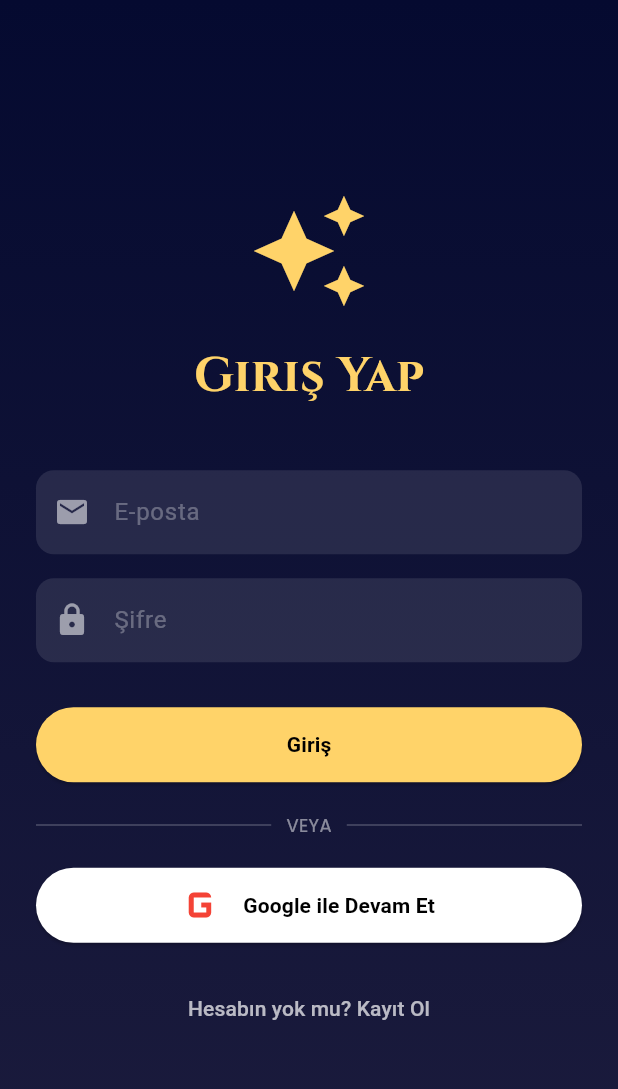
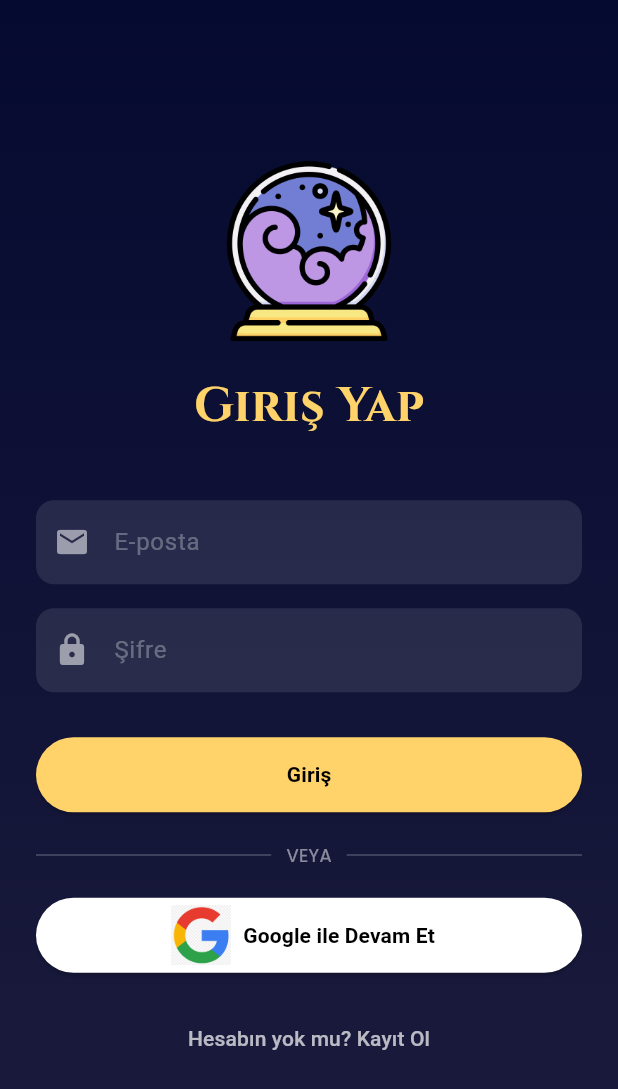
Before and after one commit to ibrahimbinbuga/dream_app, a Flutter app: the screen it shows after launch, on a phone screen of 412 x 824 dp. Shown: the top 1089 px of the screen. Run offline on Flutter 3.47's test engine with Material 3 defaults, Android fonts, the light colour scheme and no system bars; drawn by our look-alikes of flutter_animate; our stand-ins replace cloud_firestore, firebase_auth, firebase_core, flutter_dotenv, google_fonts, google_generative_ai and 3 more; accounts and stored records are empty.

Commit message:
added icons

```diff
--- a/lib/screens/auth_screen.dart
+++ b/lib/screens/auth_screen.dart
@@ -1,5 +1,5 @@
 import 'package:flutter/material.dart';
-import 'package:flutter_animate/flutter_animate.dart'; // Paket eklendi
+import 'package:flutter_animate/flutter_animate.dart';
 import '../core/theme.dart';
 import '../services/auth_service.dart';
 
@@ -70,22 +70,26 @@ class _AuthScreenState extends State<AuthScreen> {
             child: Column(
               mainAxisAlignment: MainAxisAlignment.center,
               children: [
-                // --- LOGO ANİMASYONU: Fade In + Scale ---
-                const Icon(Icons.auto_awesome, size: 80, color: AppTheme.accentGold)
-                    .animate()
-                    .fade(duration: 600.ms)
-                    .scale(delay: 200.ms, duration: 400.ms),
+                // --- KENDİ LOGOMUZ ---
+                // assets/icon.png dosyasını animasyonlu şekilde gösteriyoruz
+                Image.asset(
+                  'assets/icon.png',
+                  width: 120, // Logonun büyüklüğünü buradan ayarlayabilirsin
+                  height: 120,
+                )
+                .animate()
+                .fade(duration: 600.ms)
+                .scale(delay: 200.ms, duration: 400.ms),
 
                 const SizedBox(height: 20),
 
                 Text(
                   isLogin ? "Giriş Yap" : "Kahin'e Katıl",
                   style: AppTheme.darkTheme.textTheme.displayLarge,
-                ).animate().fade().slideY(begin: 0.3, end: 0), // Aşağıdan yukarı kayma
+                ).animate().fade().slideY(begin: 0.3, end: 0),
 
                 const SizedBox(height: 40),
 
-                // Text alanları sırayla gelsin (delay ile)
                 _buildTextField(_emailController, "E-posta", Icons.email)
                     .animate().fade(delay: 200.ms).slideX(begin: -0.2),
 
@@ -96,7 +100,6 @@ class _AuthScreenState extends State<AuthScreen> {
 
                 const SizedBox(height: 30),
 
-                // Butonlar
                 SizedBox(
                   width: double.infinity,
                   height: 50,
@@ -133,7 +136,7 @@ class _AuthScreenState extends State<AuthScreen> {
                       backgroundColor: Colors.white,
                       foregroundColor: Colors.black,
                     ),
-                    icon: const Icon(Icons.g_mobiledata, size: 40, color: Colors.red),
+                    icon:  Image.asset('assets/google_icon.png', width: 40, height: 40),
                     label: const Text("Google ile Devam Et", style: TextStyle(fontWeight: FontWeight.bold)),
                   ),
                 ).animate().fade(delay: 600.ms).slideY(begin: 0.2),
--- a/lib/screens/home_screen.dart
+++ b/lib/screens/home_screen.dart
@@ -169,7 +169,9 @@ class _HomeScreenState extends State<HomeScreen> {
           child: Column(
             children: [
               const SizedBox(height: 10),
-              const Icon(Icons.auto_awesome, size: 50, color: AppTheme.accentGold).animate().fade().scale(delay: 200.ms),
+              // --- KENDİ LOGOMUZ ---
+              Image.asset('assets/icon.png', width: 70, height: 70)
+                  .animate().fade().scale(delay: 200.ms),
               const SizedBox(height: 10),
               Text("Dream Oracle", style: AppTheme.darkTheme.textTheme.displayLarge).animate().fade().slideY(begin: -0.5, end: 0),
               const SizedBox(height: 8),
--- a/pubspec.yaml
+++ b/pubspec.yaml
@@ -65,6 +65,8 @@ dev_dependencies:
 # The following section is specific to Flutter packages.
 flutter:
   assets:
+    - assets/icon.png
+    - assets/google_icon.png
     - .env
 
   # The following line ensures that the Material Icons font is
```
Also changed, not shown: assets/google_icon.png (added).
